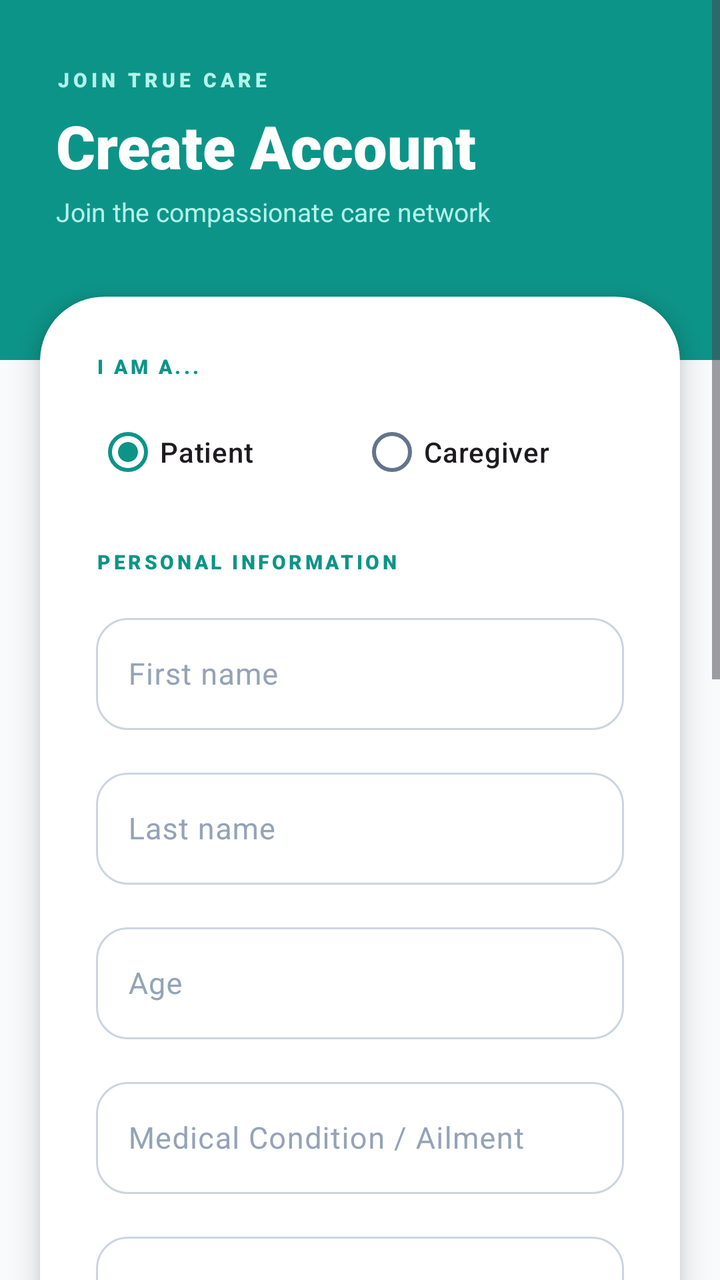
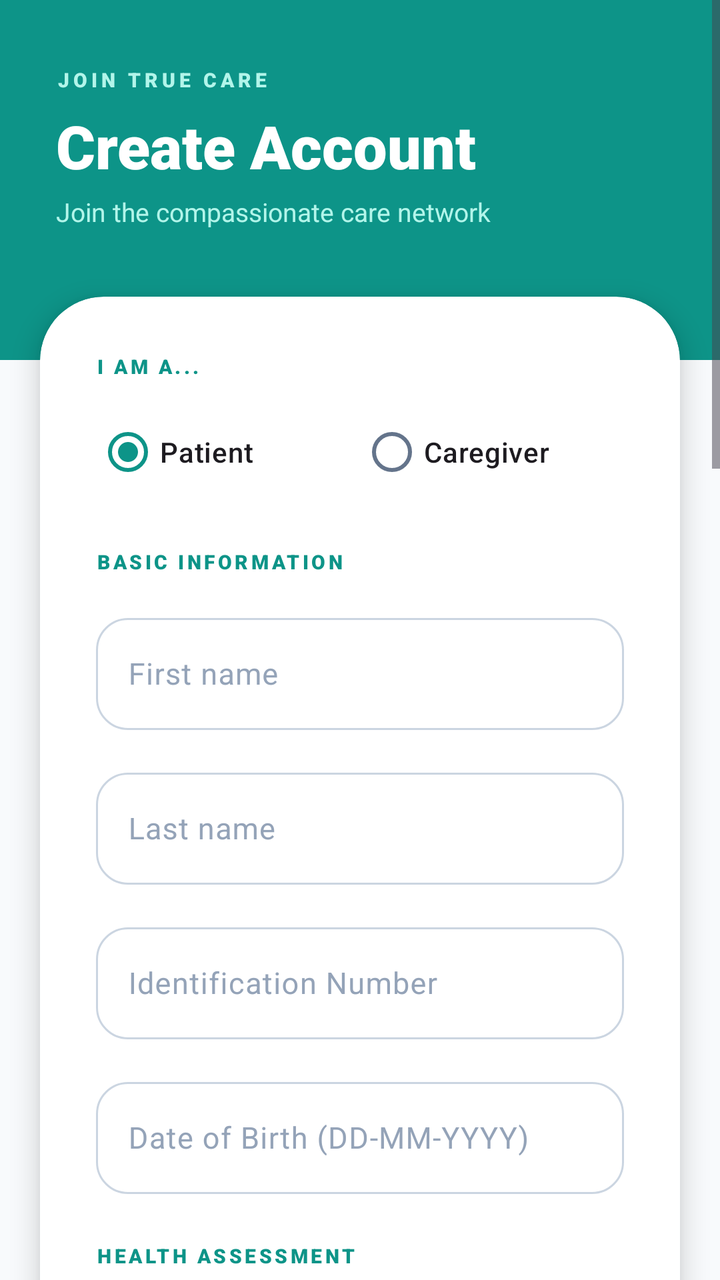

The first picture is an Android layout as it rendered before a commit; the second is the same layout after the commit. The layout source and the unified diff follow.
<!-- AndroidManifest.xml: application theme Theme.CaregiverManagementSystem -->
<!-- res/layout/activity_register.xml -->
<?xml version="1.0" encoding="utf-8"?>
<ScrollView xmlns:android="http://schemas.android.com/apk/res/android"
    xmlns:app="http://schemas.android.com/apk/res-auto"
    android:layout_width="match_parent"
    android:layout_height="match_parent"
    android:fillViewport="true"
    android:background="@color/slate_50">

    <LinearLayout
        android:layout_width="match_parent"
        android:layout_height="wrap_content"
        android:orientation="vertical">

        
        <LinearLayout
            android:layout_width="match_parent"
            android:layout_height="180dp"
            android:orientation="vertical"
            android:gravity="center|start"
            android:background="@color/teal_primary"
            android:paddingHorizontal="28dp"
            android:paddingBottom="32dp">

            <TextView
                android:layout_width="wrap_content"
                android:layout_height="wrap_content"
                android:text="JOIN TRUE CARE"
                android:textColor="#B2F5EA"
                android:textSize="10sp"
                android:fontFamily="sans-serif-black"
                android:letterSpacing="0.2"/>

            <TextView
                android:layout_width="wrap_content"
                android:layout_height="wrap_content"
                android:text="Create Account"
                android:textColor="@color/white"
                android:textSize="30sp"
                android:fontFamily="sans-serif-black"
                android:layout_marginTop="6dp"/>

            <TextView
                android:layout_width="wrap_content"
                android:layout_height="wrap_content"
                android:text="Join the compassionate care network"
                android:textColor="#B2F5EA"
                android:textSize="13sp"
                android:layout_marginTop="4dp"/>
        </LinearLayout>

        
        <androidx.cardview.widget.CardView
            android:layout_width="match_parent"
            android:layout_height="wrap_content"
            app:cardCornerRadius="32dp"
            app:cardElevation="8dp"
            app:cardBackgroundColor="@color/white"
            android:layout_marginStart="20dp"
            android:layout_marginEnd="20dp"
            android:layout_marginTop="-32dp">

            <LinearLayout
                android:layout_width="match_parent"
                android:layout_height="wrap_content"
                android:orientation="vertical"
                android:padding="28dp">

                
                <TextView
                    android:layout_width="wrap_content"
                    android:layout_height="wrap_content"
                    android:text="I AM A..."
                    android:textColor="@color/teal_primary"
                    android:textSize="10sp"
                    android:fontFamily="sans-serif-black"
                    android:letterSpacing="0.15"
                    android:layout_marginBottom="12dp"/>

                <RadioGroup
                    android:id="@+id/rgRole"
                    android:layout_width="match_parent"
                    android:layout_height="wrap_content"
                    android:orientation="horizontal"
                    android:layout_marginBottom="24dp">
                    <com.google.android.material.radiobutton.MaterialRadioButton
                        android:id="@+id/rbPatient"
                        android:layout_width="0dp"
                        android:layout_height="wrap_content"
                        android:layout_weight="1"
                        android:text="Patient"
                        android:checked="true"
                        android:fontFamily="sans-serif-medium"/>
                    <com.google.android.material.radiobutton.MaterialRadioButton
                        android:id="@+id/rbCaregiver"
                        android:layout_width="0dp"
                        android:layout_height="wrap_content"
                        android:layout_weight="1"
                        android:text="Caregiver"
                        android:fontFamily="sans-serif-medium"/>
                </RadioGroup>

                
                <TextView
                    android:layout_width="wrap_content"
                    android:layout_height="wrap_content"
                    android:text="PERSONAL INFORMATION"
                    android:textColor="@color/teal_primary"
                    android:textSize="10sp"
                    android:fontFamily="sans-serif-black"
                    android:letterSpacing="0.15"
                    android:layout_marginBottom="16dp"/>

                
                <com.google.android.material.textfield.TextInputLayout
                    android:layout_width="match_parent"
                    android:layout_height="wrap_content"
                    style="@style/Widget.TrueCare.TextInputLayout"
                    android:layout_marginBottom="16dp">
                    <com.google.android.material.textfield.TextInputEditText
                        android:id="@+id/etFirstName"
                        android:layout_width="match_parent"
                        android:layout_height="56dp"
                        android:hint="First name"
                        android:inputType="textPersonName"
                        android:textSize="15sp"/>
                </com.google.android.material.textfield.TextInputLayout>

                
                <com.google.android.material.textfield.TextInputLayout
                    android:layout_width="match_parent"
                    android:layout_height="wrap_content"
                    style="@style/Widget.TrueCare.TextInputLayout"
                    android:layout_marginBottom="16dp">
                    <com.google.android.material.textfield.TextInputEditText
                        android:id="@+id/etLastName"
                        android:layout_width="match_parent"
                        android:layout_height="56dp"
                        android:hint="Last name"
                        android:inputType="textPersonName"
                        android:textSize="15sp"/>
                </com.google.android.material.textfield.TextInputLayout>

                
                <LinearLayout
                    android:id="@+id/llPatientFields"
                    android:layout_width="match_parent"
                    android:layout_height="wrap_content"
                    android:orientation="vertical"
                    android:visibility="visible">
                    
                    <com.google.android.material.textfield.TextInputLayout
                        android:layout_width="match_parent"
                        android:layout_height="wrap_content"
                        style="@style/Widget.TrueCare.TextInputLayout"
                        android:layout_marginBottom="16dp">
                        <com.google.android.material.textfield.TextInputEditText
                            android:id="@+id/etAge"
                            android:layout_width="match_parent"
                            android:layout_height="56dp"
                            android:hint="Age"
                            android:inputType="number"
                            android:textSize="15sp"/>
                    </com.google.android.material.textfield.TextInputLayout>

                    <com.google.android.material.textfield.TextInputLayout
                        android:layout_width="match_parent"
                        android:layout_height="wrap_content"
                        style="@style/Widget.TrueCare.TextInputLayout"
                        android:layout_marginBottom="16dp">
                        <com.google.android.material.textfield.TextInputEditText
                            android:id="@+id/etCondition"
                            android:layout_width="match_parent"
                            android:layout_height="56dp"
                            android:hint="Medical Condition / Ailment"
                            android:inputType="text"
                            android:textSize="15sp"/>
                    </com.google.android.material.textfield.TextInputLayout>

                    <com.google.android.material.textfield.TextInputLayout
                        android:layout_width="match_parent"
                        android:layout_height="wrap_content"
                        style="@style/Widget.TrueCare.TextInputLayout"
                        android:layout_marginBottom="16dp">
                        <com.google.android.material.textfield.TextInputEditText
                            android:id="@+id/etLocation"
                            android:layout_width="match_parent"
                            android:layout_height="56dp"
                            android:hint="Location / Town"
                            android:inputType="text"
                            android:textSize="15sp"/>
                    </com.google.android.material.textfield.TextInputLayout>
                </LinearLayout>

                
                <LinearLayout
                    android:id="@+id/llCaregiverFields"
                    android:layout_width="match_parent"
                    android:layout_height="wrap_content"
                    android:orientation="vertical"
                    android:visibility="gone">
                    
                    <com.google.android.material.textfield.TextInputLayout
                        android:layout_width="match_parent"
                        android:layout_height="wrap_content"
                        style="@style/Widget.TrueCare.TextInputLayout"
                        android:layout_marginBottom="16dp">
                        <com.google.android.material.textfield.TextInputEditText
                            android:id="@+id/etIdNumber"
                            android:layout_width="match_parent"
                            android:layout_height="56dp"
                            android:hint="National ID Number"
                            android:inputType="number"
                            android:textSize="15sp"/>
                    </com.google.android.material.textfield.TextInputLayout>
                </LinearLayout>

                
                <com.google.android.material.textfield.TextInputLayout
                    android:layout_width="match_parent"
                    android:layout_height="wrap_content"
                    style="@style/Widget.TrueCare.TextInputLayout"
                    android:layout_marginBottom="16dp">
                    <com.google.android.material.textfield.TextInputEditText
                        android:id="@+id/etEmail"
                        android:layout_width="match_parent"
                        android:layout_height="56dp"
                        android:hint="Email address"
                        android:inputType="textEmailAddress"
                        android:textSize="15sp"/>
                </com.google.android.material.textfield.TextInputLayout>

                <com.google.android.material.textfield.TextInputLayout
                    android:layout_width="match_parent"
                    android:layout_height="wrap_content"
                    style="@style/Widget.TrueCare.TextInputLayout"
                    android:layout_marginBottom="16dp">
                    <com.google.android.material.textfield.TextInputEditText
                        android:id="@+id/etPhone"
                        android:layout_width="match_parent"
                        android:layout_height="56dp"
                        android:hint="Phone number (+254)"
                        android:inputType="phone"
                        android:textSize="15sp"/>
                </com.google.android.material.textfield.TextInputLayout>

                
                <com.google.android.material.textfield.TextInputLayout
                    android:layout_width="match_parent"
                    android:layout_height="wrap_content"
                    style="@style/Widget.TrueCare.TextInputLayout"
                    app:endIconMode="password_toggle"
                    android:layout_marginBottom="16dp">
                    <com.google.android.material.textfield.TextInputEditText
                        android:id="@+id/etPassword"
                        android:layout_width="match_parent"
                        android:layout_height="56dp"
                        android:hint="Create password"
                        android:inputType="textPassword"
                        android:textSize="15sp"/>
                </com.google.android.material.textfield.TextInputLayout>

                
                <com.google.android.material.textfield.TextInputLayout
                    android:layout_width="match_parent"
                    android:layout_height="wrap_content"
                    style="@style/Widget.TrueCare.TextInputLayout"
                    app:endIconMode="password_toggle"
                    android:layout_marginBottom="32dp">
                    <com.google.android.material.textfield.TextInputEditText
                        android:id="@+id/etConfirmPassword"
                        android:layout_width="match_parent"
                        android:layout_height="56dp"
                        android:hint="Confirm password"
                        android:inputType="textPassword"
                        android:textSize="15sp"/>
                </com.google.android.material.textfield.TextInputLayout>

                
                <com.google.android.material.button.MaterialButton
                    android:id="@+id/btnRegister"
                    android:layout_width="match_parent"
                    android:layout_height="60dp"
                    android:text="CREATE ACCOUNT"
                    android:textColor="@color/white"
                    android:textSize="13sp"
                    android:fontFamily="sans-serif-black"
                    android:letterSpacing="0.1"
                    app:backgroundTint="@color/teal_primary"
                    app:cornerRadius="32dp"
                    app:elevation="4dp"/>

                
                <com.google.android.material.progressindicator.LinearProgressIndicator
                    android:id="@+id/progressBar"
                    android:layout_width="match_parent"
                    android:layout_height="wrap_content"
                    android:indeterminate="true"
                    app:indicatorColor="@color/teal_primary"
                    android:visibility="gone"
                    android:layout_marginTop="16dp"/>

            </LinearLayout>
        </androidx.cardview.widget.CardView>

        
        <LinearLayout
            android:layout_width="match_parent"
            android:layout_height="wrap_content"
            android:orientation="vertical"
            android:gravity="center"
            android:padding="28dp">

            <TextView
                android:id="@+id/tvLoginLink"
                android:layout_width="wrap_content"
                android:layout_height="wrap_content"
                android:text="Already have an account? Sign In"
                android:textColor="@color/teal_primary"
                android:textSize="14sp"
                android:fontFamily="sans-serif-black"/>

            <TextView
                android:layout_width="wrap_content"
                android:layout_height="wrap_content"
                android:text="By registering, you agree to our Terms of Service"
                android:textColor="@color/slate_300"
                android:textSize="11sp"
                android:layout_marginTop="12dp"
                android:textAlignment="center"/>
        </LinearLayout>

    </LinearLayout>
</ScrollView>
<!-- resources referenced by this layout -->
<resources>
  <color name="slate_300">#CBD5E1</color>
  <color name="slate_50">#F8FAFC</color>
  <color name="teal_primary">#0D9488</color>
  <color name="white">#FFFFFFFF</color>
  <style name="Widget.TrueCare.TextInputLayout" parent="Widget.Material3.TextInputLayout.OutlinedBox">
          <item name="boxCornerRadiusTopStart">16dp</item>
          <item name="boxCornerRadiusTopEnd">16dp</item>
          <item name="boxCornerRadiusBottomStart">16dp</item>
          <item name="boxCornerRadiusBottomEnd">16dp</item>
          <item name="boxStrokeColor">@color/input_stroke_state</item>
          <item name="hintTextColor">@color/slate_500</item>
          <item name="android:textColorHint">@color/slate_400</item>
      </style>
  <color name="slate_500">#64748B</color>
  <color name="slate_400">#94A3B8</color>
  <color name="teal_light">#CCFBF1</color>
  <color name="teal_dark">#0F766E</color>
  <color name="emerald_primary">#10B981</color>
  <color name="emerald_light">#D1FAE5</color>
  <color name="slate_800">#1E293B</color>
  <color name="rose_primary">#F43F5E</color>
  <color name="rose_light">#FFE4E6</color>
  <color name="slate_900">#0F172A</color>
  <color name="slate_100">#F1F5F9</color>
  <color name="slate_200">#E2E8F0</color>
  <style name="ShapeAppearance.TrueCare.Small" parent="ShapeAppearance.Material3.SmallComponent">
          <item name="cornerFamily">rounded</item>
          <item name="cornerSize">12dp</item>
      </style>
  <style name="ShapeAppearance.TrueCare.Medium" parent="ShapeAppearance.Material3.MediumComponent">
          <item name="cornerFamily">rounded</item>
          <item name="cornerSize">20dp</item>
      </style>
  <style name="ShapeAppearance.TrueCare.Large" parent="ShapeAppearance.Material3.LargeComponent">
          <item name="cornerFamily">rounded</item>
          <item name="cornerSize">28dp</item>
      </style>
  <style name="Widget.TrueCare.Button.Primary" parent="Widget.Material3.Button">
          <item name="android:paddingTop">16dp</item>
          <item name="android:paddingBottom">16dp</item>
          <item name="android:textSize">13sp</item>
          <item name="android:fontFamily">sans-serif-black</item>
          <item name="android:letterSpacing">0.08</item>
          <item name="android:textAllCaps">true</item>
          <item name="backgroundTint">@color/teal_primary</item>
          <item name="android:textColor">@color/white</item>
          <item name="cornerRadius">32dp</item>
          <item name="elevation">4dp</item>
      </style>
  <style name="Widget.TrueCare.BottomNavigation" parent="Widget.Material3.BottomNavigationView">
          <item name="itemIconTint">@color/bottom_nav_icon_color</item>
          <item name="itemTextColor">@color/bottom_nav_icon_color</item>
          <item name="android:background">@color/white</item>
          <item name="elevation">12dp</item>
      </style>
  <!-- unchanged entries left out for length: 1 -->
</resources>

<!-- the commit's change to res/layout/activity_register.xml (unified diff, before → after) -->
@@ -103,14 +103,13 @@
                 <TextView
                     android:layout_width="wrap_content"
                     android:layout_height="wrap_content"
-                    android:text="PERSONAL INFORMATION"
+                    android:text="BASIC INFORMATION"
                     android:textColor="@color/teal_primary"
                     android:textSize="10sp"
                     android:fontFamily="sans-serif-black"
                     android:letterSpacing="0.15"
                     android:layout_marginBottom="16dp"/>
 
-                
                 <com.google.android.material.textfield.TextInputLayout
                     android:layout_width="match_parent"
                     android:layout_height="wrap_content"
@@ -125,7 +124,6 @@
                         android:textSize="15sp"/>
                 </com.google.android.material.textfield.TextInputLayout>
 
-                
                 <com.google.android.material.textfield.TextInputLayout
                     android:layout_width="match_parent"
                     android:layout_height="wrap_content"
@@ -141,26 +139,139 @@
                 </com.google.android.material.textfield.TextInputLayout>
 
                 
+                <com.google.android.material.textfield.TextInputLayout
+                    android:layout_width="match_parent"
+                    android:layout_height="wrap_content"
+                    style="@style/Widget.TrueCare.TextInputLayout"
+                    android:layout_marginBottom="16dp">
+                    <com.google.android.material.textfield.TextInputEditText
+                        android:id="@+id/etIdNumberCommon"
+                        android:layout_width="match_parent"
+                        android:layout_height="56dp"
+                        android:hint="Identification Number"
+                        android:inputType="number"
+                        android:textSize="15sp"/>
+                </com.google.android.material.textfield.TextInputLayout>
+
+                <com.google.android.material.textfield.TextInputLayout
+                    android:layout_width="match_parent"
+                    android:layout_height="wrap_content"
+                    style="@style/Widget.TrueCare.TextInputLayout"
+                    android:layout_marginBottom="16dp">
+                    <com.google.android.material.textfield.TextInputEditText
+                        android:id="@+id/etDob"
+                        android:layout_width="match_parent"
+                        android:layout_height="56dp"
+                        android:hint="Date of Birth (DD-MM-YYYY)"
+                        android:inputType="date"
+                        android:textSize="15sp"
+                        android:focusable="false"
+                        android:clickable="true"/>
+                </com.google.android.material.textfield.TextInputLayout>
+
+                
                 <LinearLayout
                     android:id="@+id/llPatientFields"
                     android:layout_width="match_parent"
                     android:layout_height="wrap_content"
                     android:orientation="vertical"
                     android:visibility="visible">
-                    
+
+                    <TextView
+                        android:layout_width="wrap_content"
+                        android:layout_height="wrap_content"
+                        android:text="HEALTH ASSESSMENT"
+                        android:textColor="@color/teal_primary"
+                        android:textSize="10sp"
+                        android:fontFamily="sans-serif-black"
+                        android:letterSpacing="0.15"
+                        android:layout_marginBottom="12dp"
+                        android:layout_marginTop="8dp"/>
+
+                    <TextView
+                        android:layout_width="wrap_content"
+                        android:layout_height="wrap_content"
+                        android:text="Select Department(s)"
+                        android:textColor="@color/slate_700"
+                        android:textSize="12sp"
+                        android:fontFamily="sans-serif-medium"
+                        android:layout_marginBottom="8dp"/>
+
+                    <com.google.android.material.chip.ChipGroup
+                        android:id="@+id/cgDepartments"
+                        android:layout_width="match_parent"
+                        android:layout_height="wrap_content"
+                        android:layout_marginBottom="16dp"
+                        app:chipSpacingHorizontal="8dp">
+                        <com.google.android.material.chip.Chip
+                            style="@style/Widget.MaterialComponents.Chip.Filter"
+                            android:layout_width="wrap_content"
+                            android:layout_height="wrap_content"
+                            android:text="Nursing"/>
+                        <com.google.android.material.chip.Chip
+                            style="@style/Widget.MaterialComponents.Chip.Filter"
+                            android:layout_width="wrap_content"
+                            android:layout_height="wrap_content"
+                            android:text="Physical Therapy"/>
+                        <com.google.android.material.chip.Chip
+                            style="@style/Widget.MaterialComponents.Chip.Filter"
+                            android:layout_width="wrap_content"
+                            android:layout_height="wrap_content"
+                            android:text="Occupational Therapy"/>
+                        <com.google.android.material.chip.Chip
+                            style="@style/Widget.MaterialComponents.Chip.Filter"
+                            android:layout_width="wrap_content"
+                            android:layout_height="wrap_content"
+                            android:text="Home Health Aide"/>
+                    </com.google.android.material.chip.ChipGroup>
+
                     <com.google.android.material.textfield.TextInputLayout
                         android:layout_width="match_parent"
                         android:layout_height="wrap_content"
                         style="@style/Widget.TrueCare.TextInputLayout"
                         android:layout_marginBottom="16dp">
                         <com.google.android.material.textfield.TextInputEditText
-                            android:id="@+id/etAge"
+                            android:id="@+id/etInsuranceNumber"
                             android:layout_width="match_parent"
                             android:layout_height="56dp"
-                            android:hint="Age"
-                            android:inputType="number"
+                            android:hint="Patient Insurance Number"
+                            android:inputType="text"
                             android:textSize="15sp"/>
                     </com.google.android.material.textfield.TextInputLayout>
+
+                    <LinearLayout
+                        android:layout_width="match_parent"
+                        android:layout_height="wrap_content"
+                        android:orientation="horizontal"
+                        android:layout_marginBottom="16dp">
+                        <com.google.android.material.textfield.TextInputLayout
+                            android:layout_width="0dp"
+                            android:layout_height="wrap_content"
+                            android:layout_weight="1"
+                            style="@style/Widget.TrueCare.TextInputLayout"
+                            android:layout_marginEnd="8dp">
+                            <com.google.android.material.textfield.TextInputEditText
+                                android:id="@+id/etHeight"
+                                android:layout_width="match_parent"
+                                android:layout_height="56dp"
+                                android:hint="Height (cm)"
+                                android:inputType="number"
+                                android:textSize="15sp"/>
+                        </com.google.android.material.textfield.TextInputLayout>
+                        <com.google.android.material.textfield.TextInputLayout
+                            android:layout_width="0dp"
+                            android:layout_height="wrap_content"
+                            android:layout_weight="1"
+                            style="@style/Widget.TrueCare.TextInputLayout">
+                            <com.google.android.material.textfield.TextInputEditText
+                                android:id="@+id/etWeight"
+                                android:layout_width="match_parent"
+                                android:layout_height="56dp"
+                                android:hint="Weight (kg)"
+                                android:inputType="number"
+                                android:textSize="15sp"/>
+                        </com.google.android.material.textfield.TextInputLayout>
+                    </LinearLayout>
 
                     <com.google.android.material.textfield.TextInputLayout
                         android:layout_width="match_parent"
@@ -171,7 +282,7 @@
                             android:id="@+id/etCondition"
                             android:layout_width="match_parent"
                             android:layout_height="56dp"
-                            android:hint="Medical Condition / Ailment"
+                            android:hint="Primary Health Concerns"
                             android:inputType="text"
                             android:textSize="15sp"/>
                     </com.google.android.material.textfield.TextInputLayout>
@@ -182,10 +293,10 @@
                         style="@style/Widget.TrueCare.TextInputLayout"
                         android:layout_marginBottom="16dp">
                         <com.google.android.material.textfield.TextInputEditText
-                            android:id="@+id/etLocation"
+                            android:id="@+id/etServiceTime"
                             android:layout_width="match_parent"
                             android:layout_height="56dp"
-                            android:hint="Location / Town"
+                            android:hint="Service Time (e.g. Weekdays 7 to 4)"
                             android:inputType="text"
                             android:textSize="15sp"/>
                     </com.google.android.material.textfield.TextInputLayout>
@@ -198,21 +309,92 @@
                     android:layout_height="wrap_content"
                     android:orientation="vertical"
                     android:visibility="gone">
-                    
+
+                    <TextView
+                        android:layout_width="wrap_content"
+                        android:layout_height="wrap_content"
+                        android:text="PROFESSIONAL DETAILS"
+                        android:textColor="@color/teal_primary"
+                        android:textSize="10sp"
+                        android:fontFamily="sans-serif-black"
+                        android:letterSpacing="0.15"
+                        android:layout_marginBottom="12dp"
+                        android:layout_marginTop="8dp"/>
+
                     <com.google.android.material.textfield.TextInputLayout
                         android:layout_width="match_parent"
                         android:layout_height="wrap_content"
                         style="@style/Widget.TrueCare.TextInputLayout"
                         android:layout_marginBottom="16dp">
                         <com.google.android.material.textfield.TextInputEditText
-                            android:id="@+id/etIdNumber"
+                            android:id="@+id/etSalary"
                             android:layout_width="match_parent"
                             android:layout_height="56dp"
-                            android:hint="National ID Number"
+                            android:hint="Desired Salary (KSh/Month)"
                             android:inputType="number"
                             android:textSize="15sp"/>
                     </com.google.android.material.textfield.TextInputLayout>
+
+                    <TextView
+                        android:layout_width="wrap_content"
+                        android:layout_height="wrap_content"
+                        android:text="Availability"
+                        android:textColor="@color/slate_700"
+                        android:textSize="12sp"
+                        android:fontFamily="sans-serif-medium"
+                        android:layout_marginBottom="8dp"/>
+
+                    <com.google.android.material.chip.ChipGroup
+                        android:id="@+id/cgAvailability"
+                        android:layout_width="match_parent"
+                        android:layout_height="wrap_content"
+                        android:layout_marginBottom="16dp"
+                        app:chipSpacingHorizontal="8dp">
+                        <com.google.android.material.chip.Chip
+                            style="@style/Widget.MaterialComponents.Chip.Filter"
+                            android:layout_width="wrap_content"
+                            android:layout_height="wrap_content"
+                            android:text="Daytime"/>
+                        <com.google.android.material.chip.Chip
+                            style="@style/Widget.MaterialComponents.Chip.Filter"
+                            android:layout_width="wrap_content"
+                            android:layout_height="wrap_content"
+                            android:text="Evenings"/>
+                        <com.google.android.material.chip.Chip
+                            style="@style/Widget.MaterialComponents.Chip.Filter"
+                            android:layout_width="wrap_content"
+                            android:layout_height="wrap_content"
+                            android:text="Weekends"/>
+                    </com.google.android.material.chip.ChipGroup>
+
+                    <com.google.android.material.textfield.TextInputLayout
+                        android:layout_width="match_parent"
+                        android:layout_height="wrap_content"
+                        style="@style/Widget.TrueCare.TextInputLayout"
+                        android:layout_marginBottom="16dp">
+                        <com.google.android.material.textfield.TextInputEditText
+                            android:id="@+id/etCertifications"
+                            android:layout_width="match_parent"
+                            android:layout_height="56dp"
+                            android:hint="Certifications (e.g. CNA, NAR)"
+                            android:inputType="text"
+                            android:textSize="15sp"/>
+                    </com.google.android.material.textfield.TextInputLayout>
                 </LinearLayout>
+
+                <com.google.android.material.textfield.TextInputLayout
+                    android:layout_width="match_parent"
+                    android:layout_height="wrap_content"
+                    style="@style/Widget.TrueCare.TextInputLayout"
+                    android:layout_marginBottom="16dp">
+                    <com.google.android.material.textfield.TextInputEditText
+                        android:id="@+id/etLocation"
+                        android:layout_width="match_parent"
+                        android:layout_height="56dp"
+                        android:hint="Street Address, City, Zip"
+                        android:inputType="text"
+                        android:textSize="15sp"/>
+                </com.google.android.material.textfield.TextInputLayout>
 
                 
                 <com.google.android.material.textfield.TextInputLayout
<!-- resource entries referenced after the edit -->
@@ -2,6 +2,7 @@
 <resources>
   <color name="slate_300">#CBD5E1</color>
   <color name="slate_50">#F8FAFC</color>
+  <color name="slate_700">#334155</color>
   <color name="teal_primary">#0D9488</color>
   <color name="white">#FFFFFFFF</color>
   <style name="Widget.TrueCare.TextInputLayout" parent="Widget.Material3.TextInputLayout.OutlinedBox">
